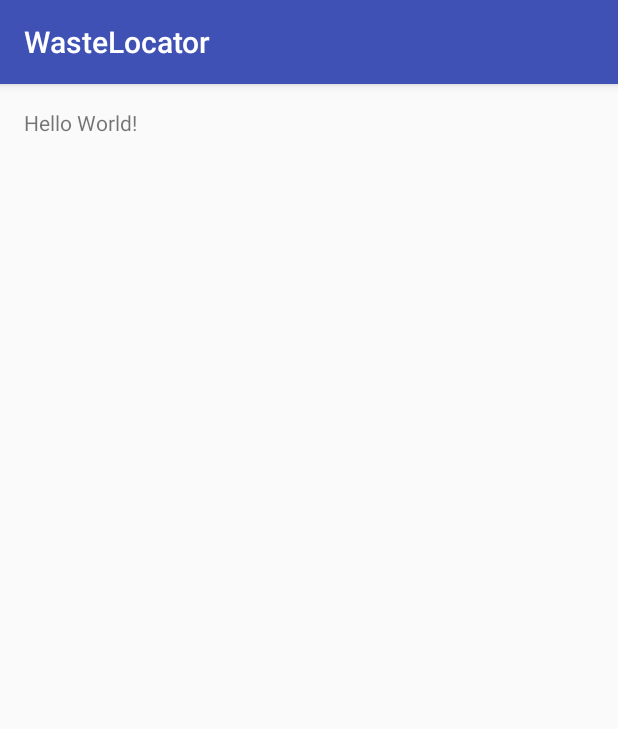
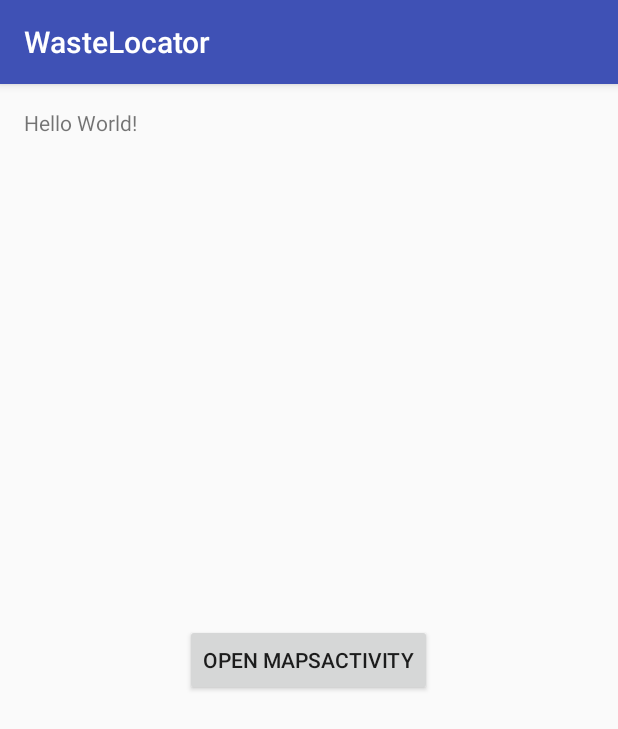
Before and after one commit to M2-InsaniTea/WasteLocator, an Android app: the screen it shows after launch (HomeActivity), on a phone screen of 412 x 824 dp. Shown: the top 729 px of the screen. Run offline under Robolectric (Android 15) with nearby library versions, the phone set to English and light mode, and no system bars; libraries missing offline, so code that uses them is left out: com.google.api.client; 2 statements that could not run were skipped.

Commit message:
Map displaying test (center on BMIG)

```diff
--- a/app/src/main/java/com/m2dl/helloandroid/wastelocator/MapsActivity.java
+++ b/app/src/main/java/com/m2dl/helloandroid/wastelocator/MapsActivity.java
@@ -39,8 +39,8 @@ public class MapsActivity extends FragmentActivity implements OnMapReadyCallback
         mMap = googleMap;
 
         // Add a marker in Sydney and move the camera
-        LatLng sydney = new LatLng(-34, 151);
-        mMap.addMarker(new MarkerOptions().position(sydney).title("Marker in Sydney"));
-        mMap.moveCamera(CameraUpdateFactory.newLatLng(sydney));
+        LatLng bmig = new LatLng(43.562070,1.466741);
+        mMap.addMarker(new MarkerOptions().position(bmig).title("BMIG"));
+        mMap.moveCamera(CameraUpdateFactory.newLatLng(bmig));
     }
 }
--- a/app/src/main/res/layout/activity_home.xml
+++ b/app/src/main/res/layout/activity_home.xml
@@ -13,4 +13,13 @@
         android:layout_width="wrap_content"
         android:layout_height="wrap_content"
         android:text="Hello World!" />
+
+    <Button
+        android:layout_width="wrap_content"
+        android:layout_height="wrap_content"
+        android:text="Open MapsActivity"
+        android:id="@+id/button_open_map"
+        android:layout_centerVertical="true"
+        android:layout_centerHorizontal="true"
+        android:onClick="openMapsActivity"/>
 </RelativeLayout>
```
Also changed, not shown: app/src/main/java/com/m2dl/helloandroid/wastelocator/HomeActivity.java (+10 -0 lines).
